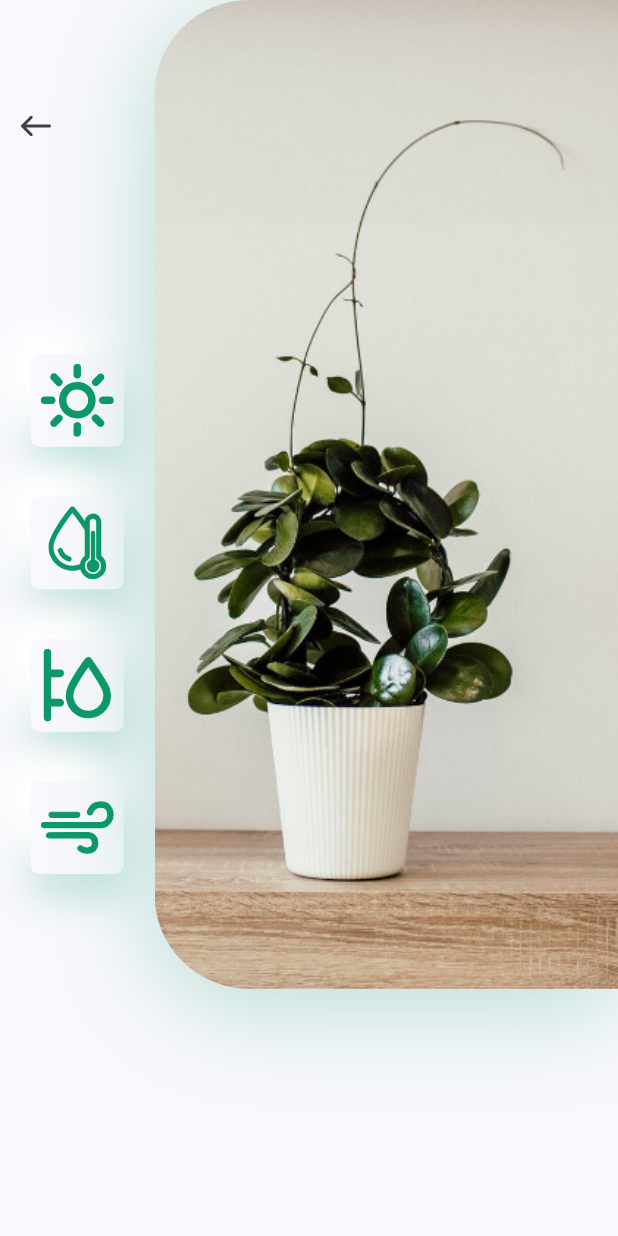
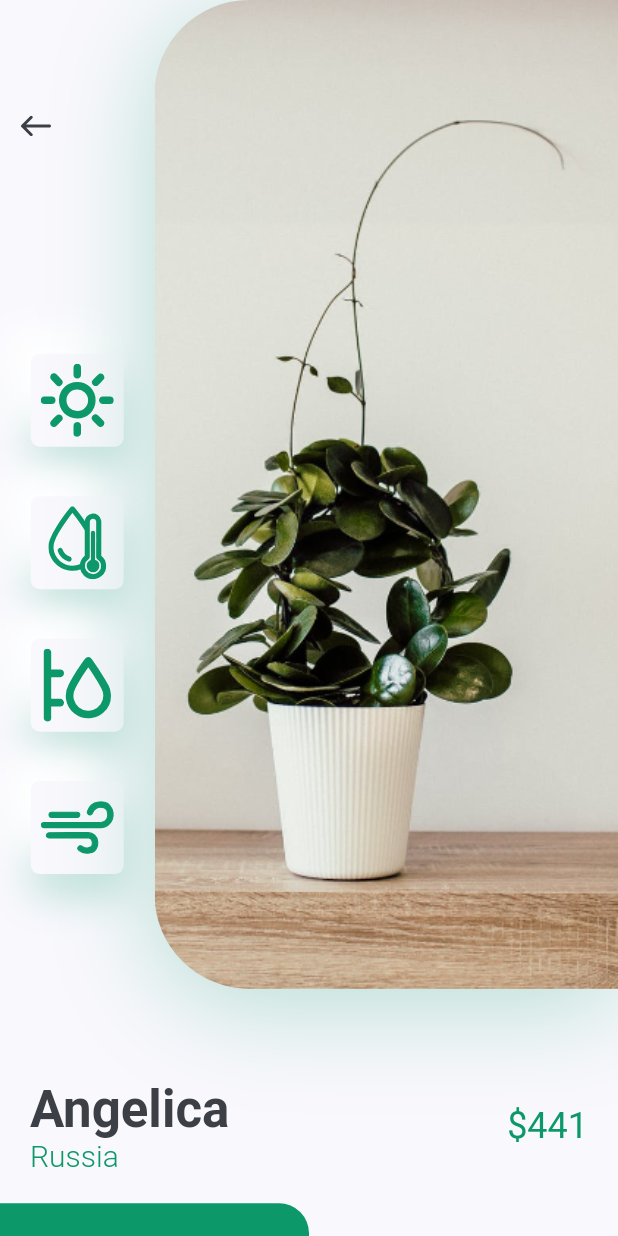
Before and after one commit to furqanalishah/flutter_plant_app, a Flutter app: the DetailsScreen screen opened directly, on a phone screen of 412 x 824 dp. Run offline on Flutter 3.47's test engine with Material 2 defaults, Android fonts, the phone set to English and light mode, and no system bars; our stand-ins replace flutter_svg.

Commit message:
add details page

```diff
--- a/lib/screens/details/components/body.dart
+++ b/lib/screens/details/components/body.dart
@@ -1,13 +1,58 @@
 import 'package:flutter/material.dart';
+import 'package:plant_app/constants.dart';
 import 'package:plant_app/screens/details/components/image_and_icons.dart';
+import 'package:plant_app/screens/details/components/title_and_price.dart';
 
 class Body extends StatelessWidget {
   @override
   Widget build(BuildContext context) {
-    return Column(
-      children: <Widget>[
-        ImageAndIcons(),
-      ],
+    Size size = MediaQuery.of(context).size;
+    return SingleChildScrollView(
+      child: Column(
+        children: <Widget>[
+          ImageAndIcons(),
+          TitleAndPrice(title: "Angelica", country: "Russia", price: 441),
+          SizedBox(height: kDefaultPadding),
+          Row(
+            children: <Widget>[
+              SizedBox(
+                width: size.width / 2,
+                height: 84,
+                child: TextButton(
+                  style: TextButton.styleFrom(
+                    backgroundColor: kPrimaryColor,
+                    shape: RoundedRectangleBorder(
+                      borderRadius: BorderRadius.only(
+                        topRight: Radius.circular(20),
+                      ),
+                    ),
+                  ),
+                  onPressed: () {},
+                  child: Text(
+                    'Buy Now',
+                    style: TextStyle(
+                      color: Colors.white,
+                      fontSize: 16,
+                    ),
+                  ),
+                ),
+              ),
+              Expanded(
+                child: TextButton(
+                  onPressed: () {},
+                  child: Text(
+                    "Description",
+                    style: TextStyle(color: Colors.grey[600]),
+                  ),
+                ),
+              ),
+            ],
+          ),
+          SizedBox(
+            height: kDefaultPadding * 2,
+          )
+        ],
+      ),
     );
   }
 }
--- /dev/null
+++ b/lib/screens/details/components/title_and_price.dart
@@ -0,0 +1,50 @@
+import 'package:flutter/material.dart';
+
+import '../../../constants.dart';
+
+class TitleAndPrice extends StatelessWidget {
+  const TitleAndPrice({
+    Key key,
+    this.title,
+    this.country,
+    this.price,
+  }) : super(key: key);
+  final String title, country;
+  final int price;
+
+  @override
+  Widget build(BuildContext context) {
+    return Padding(
+      padding: const EdgeInsets.symmetric(horizontal: kDefaultPadding),
+      child: Row(
+        children: <Widget>[
+          RichText(
+              text: TextSpan(children: [
+            TextSpan(
+              text: "$title\n",
+              style: Theme.of(context).textTheme.headline4.copyWith(
+                    color: kTextColor,
+                    fontWeight: FontWeight.bold,
+                  ),
+            ),
+            TextSpan(
+                text: "$country",
+                style: TextStyle(
+                  color: kPrimaryColor,
+                  fontSize: 20,
+                  fontWeight: FontWeight.w300,
+                )),
+          ])),
+          Spacer(),
+          Text(
+            "\$$price",
+            style: Theme.of(context)
+                .textTheme
+                .headline5
+                .copyWith(color: kPrimaryColor),
+          )
+        ],
+      ),
+    );
+  }
+}
```
